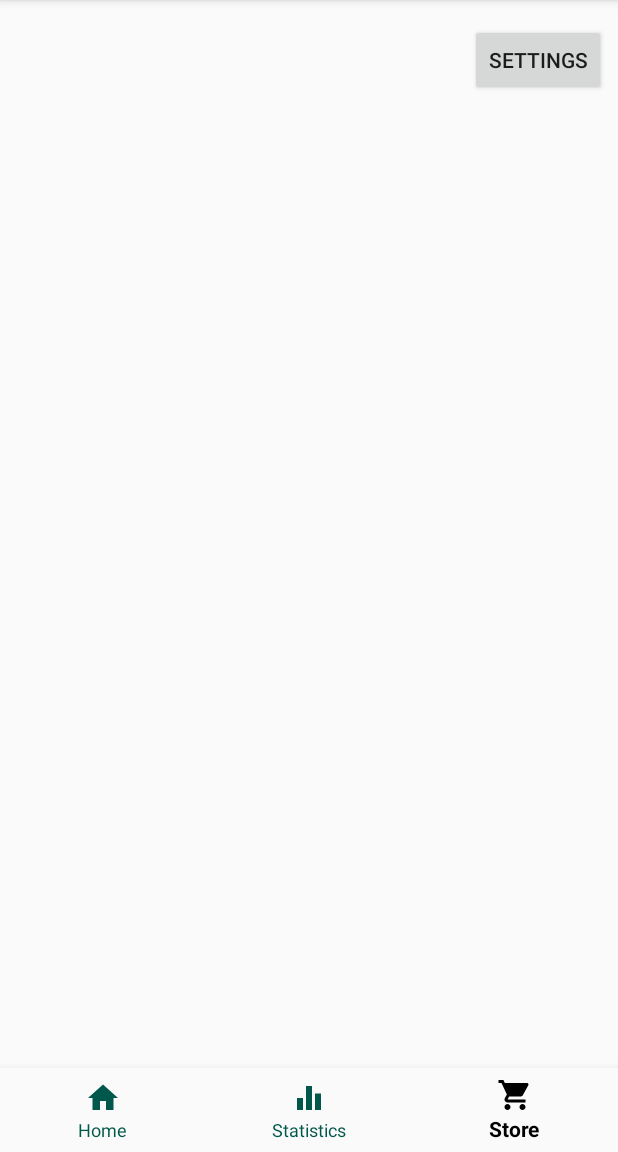
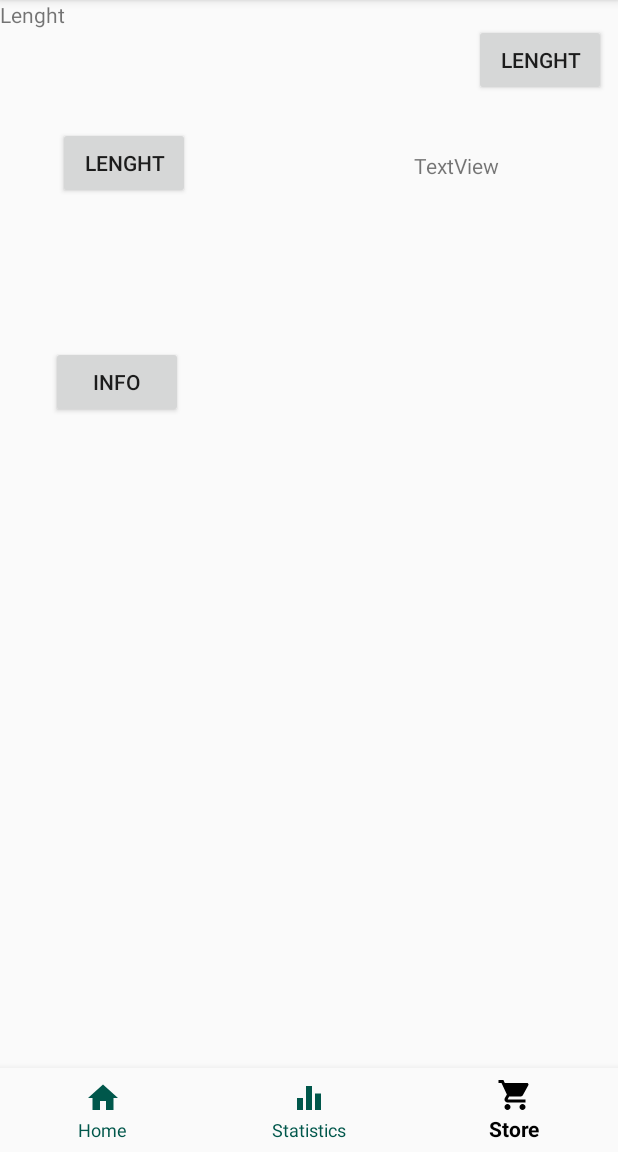
Before and after one commit to topiaspeiponen/doctorJava_project, an Android app: the screen it shows after launch (MainActivity), item 3 of the bottom bar chosen, on a phone screen of 412 x 824 dp, the part 84-1236 px from its top. Run offline under Robolectric (Android 15) with nearby library versions, the phone set to English and light mode, and no system bars.

Commit message:
info button

```diff
--- a/app/src/main/java/com/example/doctorjava_project/MainActivity.java
+++ b/app/src/main/java/com/example/doctorjava_project/MainActivity.java
@@ -29,37 +29,42 @@ import android.widget.Toast;
  *
  * The activity_main.xml contains only the bottom navigation bar and the fragment container
  */
-public class MainActivity extends AppCompatActivity implements BottomNavigationView.OnNavigationItemSelectedListener{
+public class MainActivity extends AppCompatActivity implements BottomNavigationView.OnNavigationItemSelectedListener, ExampleDialog.ExampleDialogListener {
+    private TextView textviewlenght;
+    private Button lenghtButton;
+
 
     @Override
     protected void onCreate(Bundle savedInstanceState) {
         super.onCreate(savedInstanceState);
         setContentView(R.layout.activity_main);
-        launchButton();
+
+        TextView textviewlenght= (TextView) findViewById(R.id.lenght);
+        Button lenghtButton = (Button) findViewById(R.id.askForLenght);
+        lenghtButton.setOnClickListener(new View.OnClickListener() {
+
+            @Override
+            public void onClick(View v) {
+
+            }
+        });
+
         //Loading the default fragment, which is the MainFragment
         loadFragment(new MainFragment());
 
         //Getting bottom navigation view and attaching the listener
         BottomNavigationView navigation = findViewById(R.id.navigation);
         navigation.setOnNavigationItemSelectedListener(this);
-    }
-    private void launchButton() {
-        Button btn = (Button) findViewById(R.id.btn);
 
-        btn.setOnClickListener(new View.OnClickListener() {
 
-            @Override
-            public void onClick(View v) {
-                Toast.makeText(MainActivity.this, "second clicked", Toast.LENGTH_SHORT)
-                        .show();
-
-                //Intent intent = new Intent(MainActivity.this, Settings.class);
-                Intent intent = Settings.makeIntent(MainActivity.this);
-                startActivity(intent);
-            }
-        });
     }
 
+
+
+    @Override
+    public void applyTexts(String lenght) {
+        textviewlenght.setText(lenght);
+    }
 
     /**
      * Loads the fragment given as a parameter and replaces
--- a/app/src/main/java/com/example/doctorjava_project/StoreFragment.java
+++ b/app/src/main/java/com/example/doctorjava_project/StoreFragment.java
@@ -1,9 +1,13 @@
 package com.example.doctorjava_project;
 
+import android.app.Activity;
 import android.os.Bundle;
 import android.view.LayoutInflater;
 import android.view.View;
 import android.view.ViewGroup;
+import android.widget.Button;
+import android.widget.TextView;
+
 import androidx.annotation.Nullable;
 import androidx.fragment.app.Fragment;
 
@@ -18,9 +22,44 @@ import androidx.fragment.app.Fragment;
  * in the screen view.
  */
 public class StoreFragment extends Fragment {
+    private Button infoButton;
+    private TextView textviewLenght;
+    private Button lenghtButton;
+
     @Nullable
     @Override
     public View onCreateView(LayoutInflater inflater, @Nullable ViewGroup container, @Nullable Bundle savedInstanceState) {
-        return inflater.inflate(R.layout.fragment_store, null);
+        View view = inflater.inflate(R.layout.fragment_store, null);
+            Button infoButton = (Button)view.findViewById(R.id.infoButton);
+            infoButton.setOnClickListener(new View.OnClickListener() {
+                @Override
+                public void onClick(View v) {
+                    openDialoglenght();
+                }
+            });
+        TextView textviewlenght= (TextView) view.findViewById(R.id.textViewLenght);
+        Button lenghtButton = (Button) view.findViewById(R.id.LenghtButton);
+        lenghtButton.setOnClickListener(new View.OnClickListener() {
+
+            @Override
+            public void onClick(View v) {
+                openDialog();
+            }
+        });
+                    return view;
+
+
     }
+    public void openDialog(){
+        StoreDialog storeDialog = new StoreDialog();
+        storeDialog.show(getFragmentManager(),"Example");
+    }
+    public void openDialoglenght(){
+        ExampleDialog exampleDialog = new ExampleDialog();
+        exampleDialog.show(getFragmentManager(),"example dialog");
+    }
+
+
+
+
 }
--- a/app/src/main/res/layout/activity_main.xml
+++ b/app/src/main/res/layout/activity_main.xml
@@ -8,14 +8,14 @@
     tools:context=".MainActivity">
 
     <Button
-        android:id="@+id/btn"
+        android:id="@+id/askForLenght"
         android:layout_width="wrap_content"
         android:layout_height="wrap_content"
         android:layout_marginStart="8dp"
         android:layout_marginTop="8dp"
         android:layout_marginEnd="8dp"
         android:layout_marginBottom="8dp"
-        android:text="Settings"
+        android:text="Lenght"
         app:layout_constraintBottom_toBottomOf="parent"
         app:layout_constraintEnd_toEndOf="parent"
         app:layout_constraintHorizontal_bias="1.0"
@@ -31,6 +31,11 @@
         app:layout_constraintLeft_toLeftOf="parent"
         app:layout_constraintTop_toTopOf="parent" >
 
+        <TextView
+            android:id="@+id/lenght"
+            android:layout_width="82dp"
+            android:layout_height="wrap_content"
+            android:text="Lenght" />
     </FrameLayout>
 
     <com.google.android.material.bottomnavigation.BottomNavigationView
--- a/app/src/main/res/layout/fragment_store.xml
+++ b/app/src/main/res/layout/fragment_store.xml
@@ -1,10 +1,40 @@
 <?xml version="1.0" encoding="utf-8"?>
-<androidx.constraintlayout.widget.ConstraintLayout xmlns:android="http://schemas.android.com/apk/res/android"
+<RelativeLayout xmlns:android="http://schemas.android.com/apk/res/android"
     xmlns:app="http://schemas.android.com/apk/res-auto"
     xmlns:tools="http://schemas.android.com/tools"
     android:id="@+id/container"
     android:layout_width="match_parent"
     android:layout_height="match_parent"
-    tools:context=".StoreFragment">
+    tools:context=".StoreFragment"
+    >
 
-</androidx.constraintlayout.widget.ConstraintLayout>
+    <Button
+        android:id="@+id/infoButton"
+        android:layout_width="wrap_content"
+        android:layout_height="wrap_content"
+        android:layout_alignParentEnd="true"
+        android:layout_alignParentBottom="true"
+        android:layout_marginEnd="290dp"
+        android:layout_marginBottom="433dp"
+        android:text="Info" />
+
+    <Button
+        android:id="@+id/LenghtButton"
+        android:layout_width="wrap_content"
+        android:layout_height="wrap_content"
+        android:layout_alignParentEnd="true"
+        android:layout_alignParentBottom="true"
+        android:layout_marginEnd="285dp"
+        android:layout_marginBottom="579dp"
+        android:text="Lenght" />
+
+    <TextView
+        android:id="@+id/textViewLenght"
+        android:layout_width="wrap_content"
+        android:layout_height="wrap_content"
+        android:layout_alignParentEnd="true"
+        android:layout_alignParentBottom="true"
+        android:layout_marginEnd="79dp"
+        android:layout_marginBottom="592dp"
+        android:text="TextView" />
+</RelativeLayout>
```
Also changed, not shown: app/src/main/java/com/example/doctorjava_project/ExampleDialog.java (added, +58 -0 lines), app/src/main/java/com/example/doctorjava_project/StoreDialog.java (added, +25 -0 lines), app/src/main/res/layout/layout_dialog.xml (added, +11 -0 lines).
